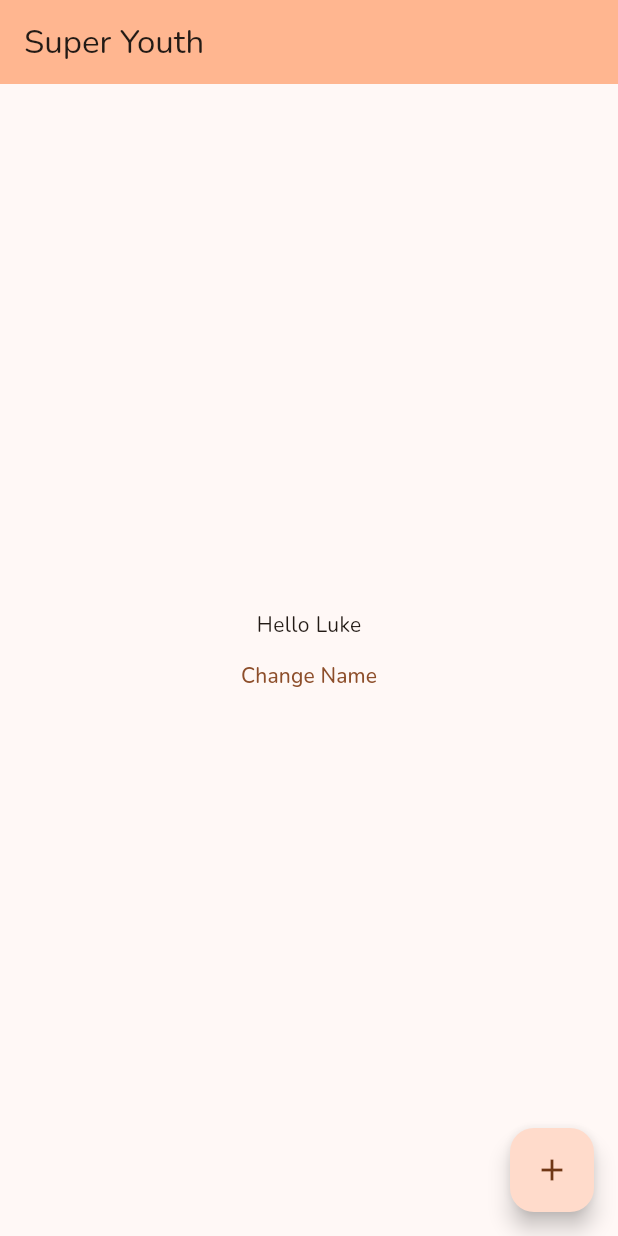
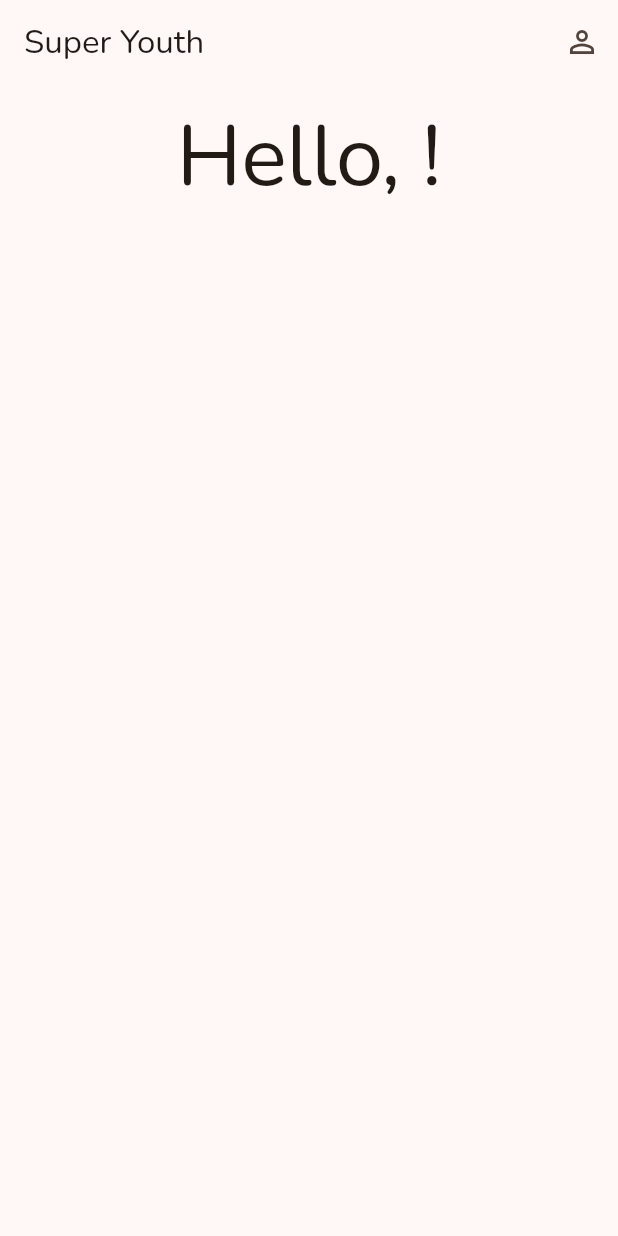
Before and after one commit to lxkedinh/super-youth, a Flutter app: the HomeScreen screen opened by its route, on a phone screen of 412 x 824 dp. Run offline on Flutter 3.47's test engine with Material 3 defaults, Android fonts, the phone set to English and light mode, and no system bars; our stand-ins replace cloud_firestore, firebase_auth, firebase_core, go_router, google_fonts; accounts and stored records are empty.

Commit message:
feat: home screen consumer

```diff
--- a/lib/providers/auth_provider.dart
+++ b/lib/providers/auth_provider.dart
@@ -9,6 +9,8 @@ class AuthenticationProvider extends ChangeNotifier {
   Map<String, dynamic>? _userData;
 
   User? get user => _user;
+
+  Map<String, dynamic>? get userData => _userData;
 
   AuthenticationProvider() {
     _auth.authStateChanges().listen((User? user) {
--- a/lib/screens/home_screen.dart
+++ b/lib/screens/home_screen.dart
@@ -1,4 +1,7 @@
 import 'package:flutter/material.dart';
+import 'package:go_router/go_router.dart';
+import 'package:provider/provider.dart';
+import 'package:sunny_chen_project/providers/auth_provider.dart';
 
 class HomeScreen extends StatefulWidget {
   const HomeScreen({super.key});
@@ -17,19 +20,6 @@ class HomeScreen extends StatefulWidget {
 }
 
 class _HomeScreenState extends State<HomeScreen> {
-  String _name = "Luke";
-
-  void _changeName() {
-    setState(() {
-      // This call to setState tells the Flutter framework that something has
-      // changed in this State, which causes it to rerun the build method below
-      // so that the display can reflect the updated values. If we changed
-      // _counter without calling setState(), then the build method would not be
-      // called again, and so nothing would appear to happen.
-      _name = "Sunny";
-    });
-  }
-
   @override
   Widget build(BuildContext context) {
     // This method is rerun every time setState is called, for instance as done
@@ -43,27 +33,40 @@ class _HomeScreenState extends State<HomeScreen> {
         // TRY THIS: Try changing the color here to a specific color (to
         // Colors.amber, perhaps?) and trigger a hot reload to see the AppBar
         // change color while the other colors stay the same.
-        backgroundColor: Theme.of(context).colorScheme.inversePrimary,
         // Here we take the value from the MyHomePage object that was created by
         // the App.build method, and use it to set our appbar title.
         title: Text('Super Youth'),
+        actions: [
+          IconButton(
+            onPressed: () => context.go('/home/profile'),
+            icon: Icon(Icons.person_outline),
+          ),
+        ],
       ),
       body: Center(
         // Center is a layout widget. It takes a single child and positions it
         // in the middle of the parent.
-        child: Column(
-          mainAxisAlignment: MainAxisAlignment.center,
-          children: [
-            Text("Hello $_name"),
-            TextButton(onPressed: _changeName, child: Text("Change Name")),
-          ],
+        child: Container(
+          margin: EdgeInsetsGeometry.all(16),
+          child: Column(
+            spacing: 16,
+            mainAxisAlignment: MainAxisAlignment.start,
+            children: [
+              Consumer<AuthenticationProvider>(
+                builder: (context, authProvider, _) {
+                  final name = authProvider.userData?['firstName'] ?? 'there';
+
+                  return Text(
+                    "Hello, $name!",
+                    style: Theme.of(context).textTheme.displayLarge,
+                  );
+                },
+              ),
+            ],
+          ),
         ),
       ),
-      floatingActionButton: FloatingActionButton(
-        onPressed: _changeName,
-        tooltip: 'Increment',
-        child: const Icon(Icons.add),
-      ), // This trailing comma makes auto-formatting nicer for build methods.
+      // This trailing comma makes auto-formatting nicer for build methods.
     );
   }
 }
```
